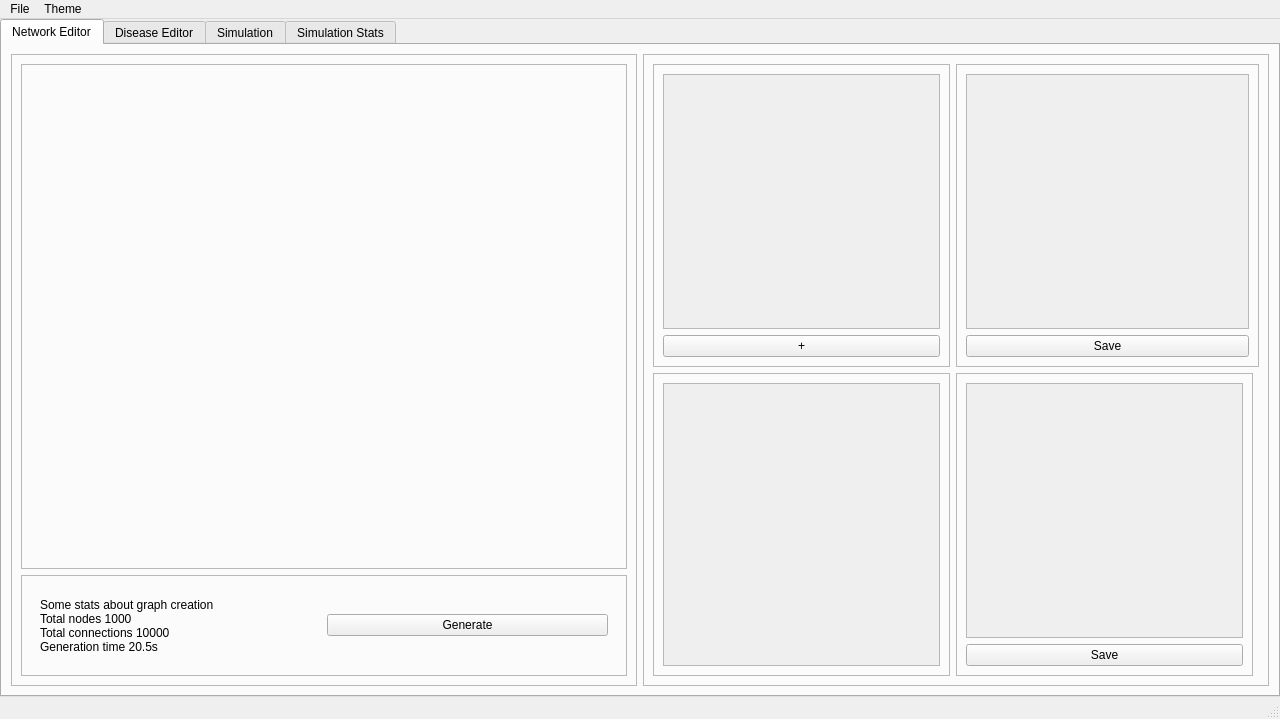
The window that qt/NetworkEdit/main.ui (Ayamur0/EpidemicsSimulator) describes before a commit, drawn with Qt 5.
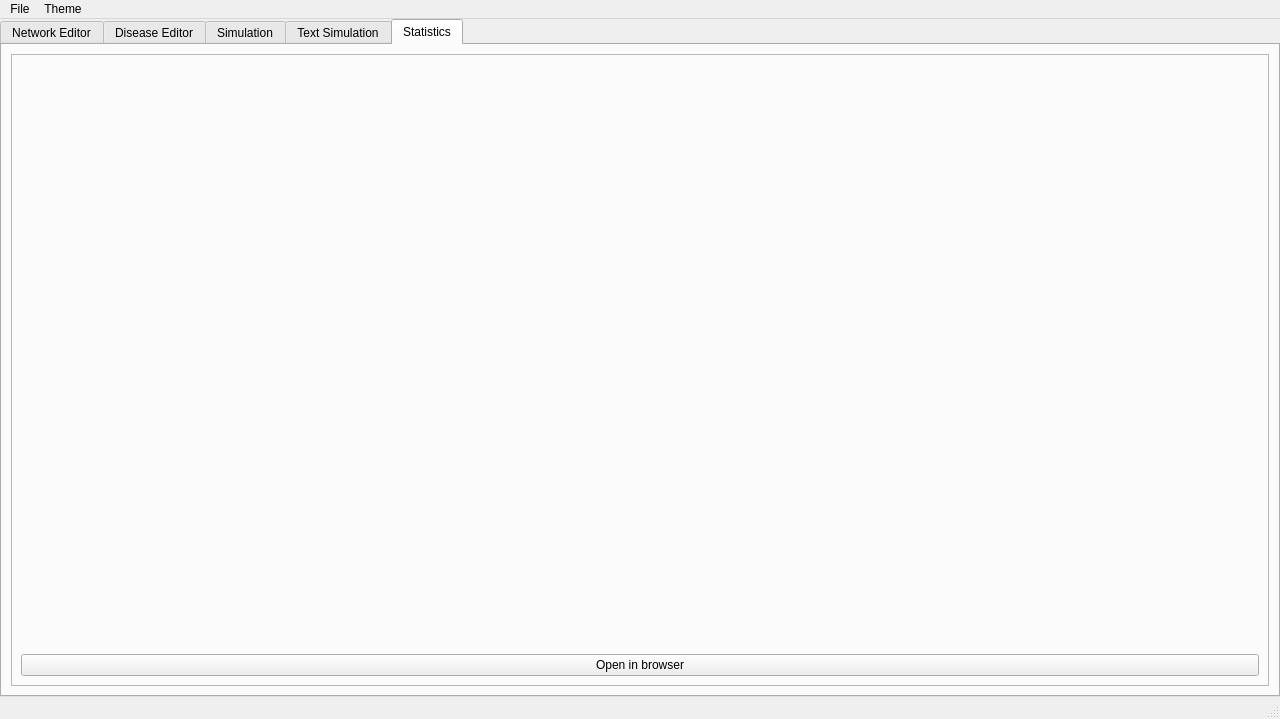
The same window after the commit.

Commit message: Added statistics view.\nAdded duplicate button for groups and diseases.\nWebviews now only show if the server could be reached.\n

```diff
--- a/qt/NetworkEdit/main.ui
+++ b/qt/NetworkEdit/main.ui
@@ -36,7 +36,7 @@
     <item>
      <widget class="QTabWidget" name="tabWidget">
       <property name="currentIndex">
-       <number>0</number>
+       <number>4</number>
       </property>
       <widget class="QWidget" name="network_edit">
        <attribute name="title">
@@ -420,7 +420,7 @@
       </widget>
       <widget class="QWidget" name="simulation_stats">
        <attribute name="title">
-        <string>Simulation Stats</string>
+        <string>Text Simulation</string>
        </attribute>
        <layout class="QVBoxLayout" name="verticalLayout_14">
         <item>
@@ -521,6 +521,37 @@
         </item>
        </layout>
       </widget>
+      <widget class="QWidget" name="stats_view">
+       <attribute name="title">
+        <string>Statistics</string>
+       </attribute>
+       <layout class="QVBoxLayout" name="verticalLayout_20">
+        <item>
+         <widget class="QFrame" name="stats_frame">
+          <property name="frameShape">
+           <enum>QFrame::StyledPanel</enum>
+          </property>
+          <property name="frameShadow">
+           <enum>QFrame::Raised</enum>
+          </property>
+          <layout class="QVBoxLayout" name="verticalLayout_19">
+           <item>
+            <widget class="QWidget" name="stat_view_widget" native="true">
+             <layout class="QVBoxLayout" name="verticalLayout_18"/>
+            </widget>
+           </item>
+           <item>
+            <widget class="QPushButton" name="open_view_in_browser">
+             <property name="text">
+              <string>Open in browser</string>
+             </property>
+            </widget>
+           </item>
+          </layout>
+         </widget>
+        </item>
+       </layout>
+      </widget>
      </widget>
     </item>
    </layout>
```
The commit also changes 9 other files.
